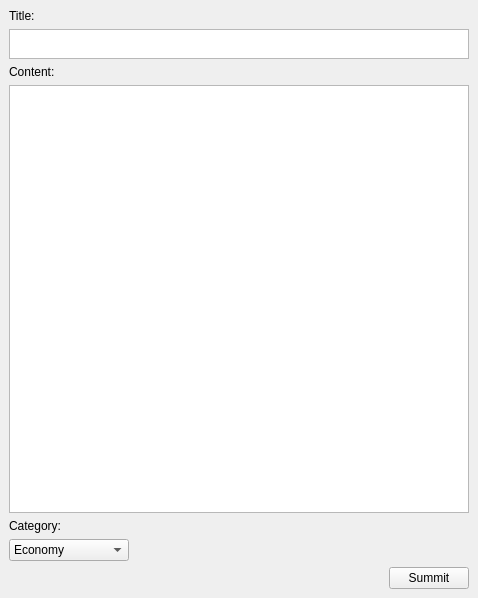
Above: views/add_article.ui from bhhoang/newspaper-project before the change. Below: the same form after it.
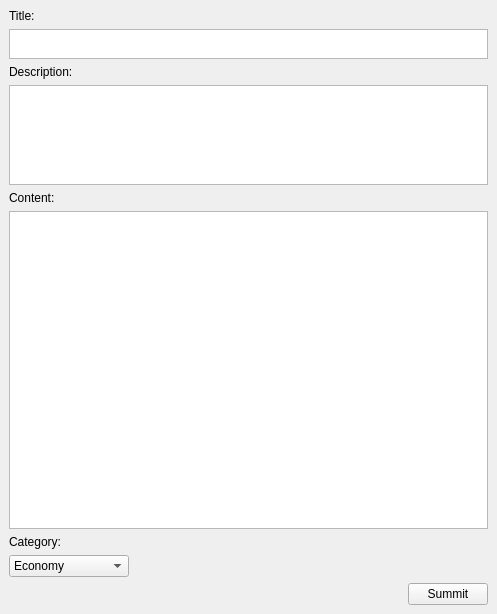
That is the form after the change. Icons and pictures are not drawn.

Commit message: Added 'Description' to 'add_article.ui' and Renamed window title in 'author.ui'

What changed in the file:
```diff
--- a/views/add_article.ui
+++ b/views/add_article.ui
@@ -9,8 +9,8 @@
    <rect>
     <x>0</x>
     <y>0</y>
-    <width>478</width>
-    <height>598</height>
+    <width>497</width>
+    <height>614</height>
    </rect>
   </property>
   <property name="windowTitle">
@@ -39,6 +39,29 @@
       </property>
      </widget>
     </item>
+    <item>
+     <widget class="QLabel" name="description_label">
+      <property name="text">
+       <string>Description:</string>
+      </property>
+     </widget>
+    </item>
+    <item>
+     <widget class="QPlainTextEdit" name="description_input">
+      <property name="minimumSize">
+       <size>
+        <width>0</width>
+        <height>100</height>
+       </size>
+      </property>
+      <property name="maximumSize">
+       <size>
+        <width>16777215</width>
+        <height>100</height>
+       </size>
+      </property>
+     </widget>
+    </item>
     <item>
      <widget class="QLabel" name="content_label">
       <property name="text">
```
The commit also changes 2 other files.
